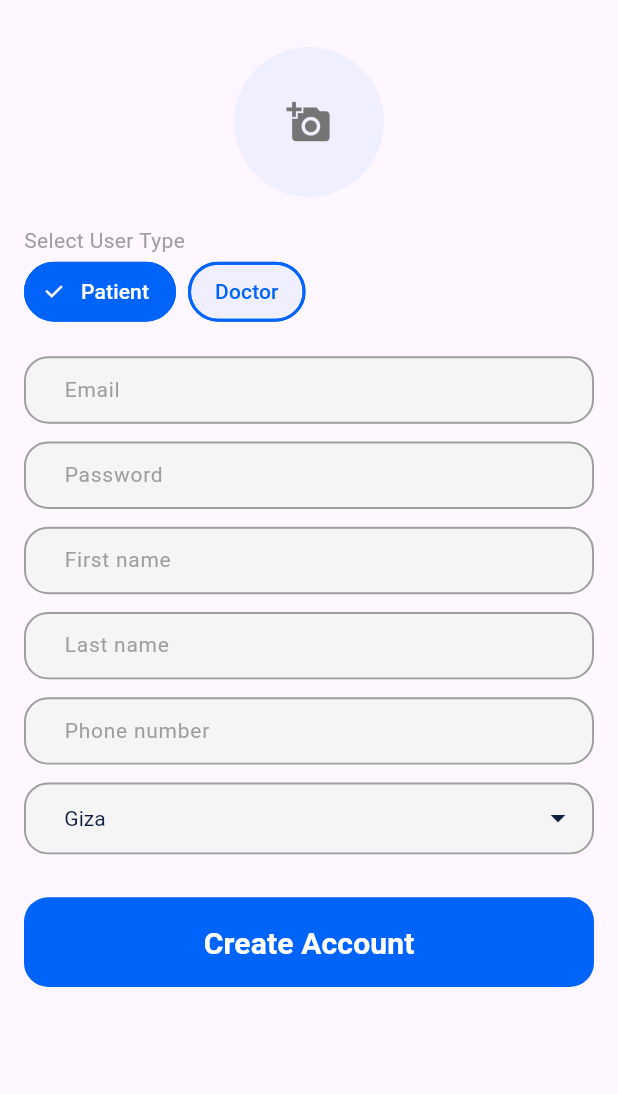
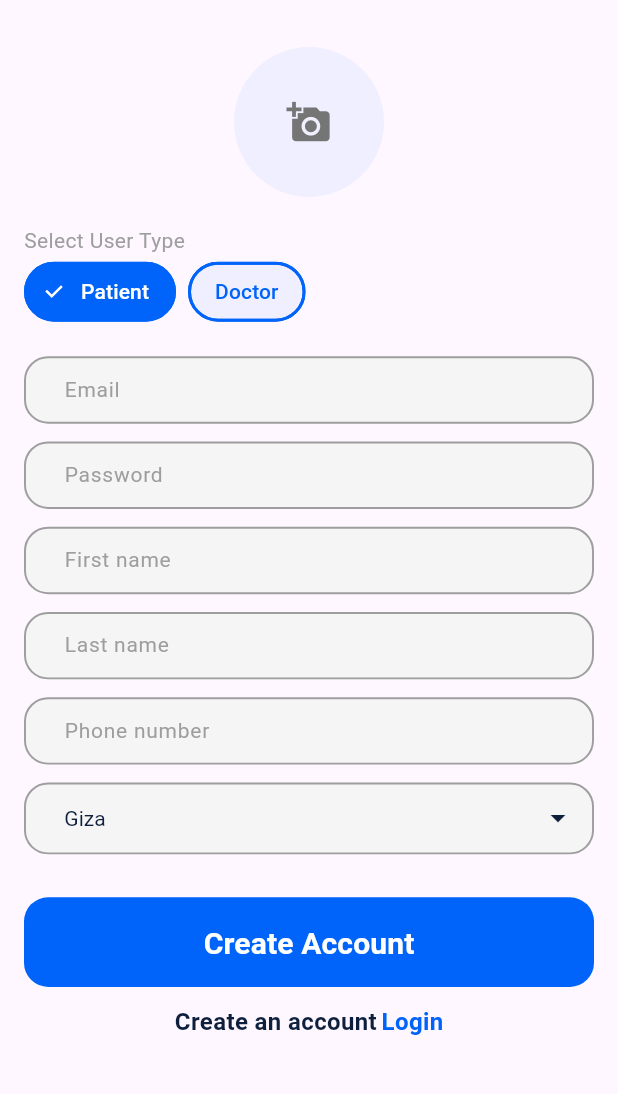
Before and after one commit to shroida/DocPoint, a Flutter app: the SignupScreen screen opened by its route, after a tap on "Patient", on a phone screen of 412 x 824 dp, the part 61-1155 px from its top. Run offline on Flutter 3.47's test engine with Material 3 defaults, Android fonts, the phone set to English and light mode, and no system bars; our stand-ins replace bloc, flutter_bloc, flutter_screenutil, fpdart, get_it, go_router and 3 more; accounts and stored records are empty; Roboto replaces fonts that are missing (Poppins).

Commit message:
add it in signup

```diff
--- a/lib/core/widgets/navigate_signup_or_login.dart
+++ b/lib/core/widgets/navigate_signup_or_login.dart
@@ -15,6 +15,7 @@
   @override
   Widget build(BuildContext context) {
     return Row(
+      mainAxisAlignment: MainAxisAlignment.center,
       children: [
         Text(
           login ? 'I already have an account' : 'Create an account',
--- a/lib/features/signup/presentation/ui/signup_screen.dart
+++ b/lib/features/signup/presentation/ui/signup_screen.dart
@@ -2,6 +2,7 @@
 import 'package:docpoint/core/common/logic/cubit/currentuser_cubit.dart';
 import 'package:docpoint/core/styles/app_styles.dart';
 import 'package:docpoint/core/widgets/app_text_button.dart';
+import 'package:docpoint/core/widgets/navigate_signup_or_login.dart';
 import 'package:docpoint/features/signup/presentation/logic/cubit/signup_cubit.dart';
 import 'package:docpoint/features/signup/presentation/logic/cubit/signup_state.dart';
 import 'package:docpoint/features/signup/presentation/ui/widgets/doctor_form.dart';
@@ -104,6 +105,8 @@
                               fontSize: 14.sp,
                             ),
                           ),
+                        SizedBox(height: 10.h),
+                        const NavigateSignupOrLogin(login: false)
                       ],
                     );
                   },
```
